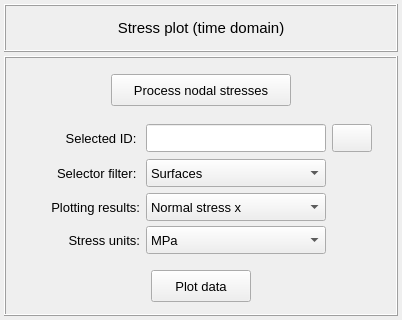
Old version of the form vibra/interface/data/ui_files/plots/structural/structural_stress_2d_plot_time_inputs.ui in the repository MOPT-UFSC/VIBRA.
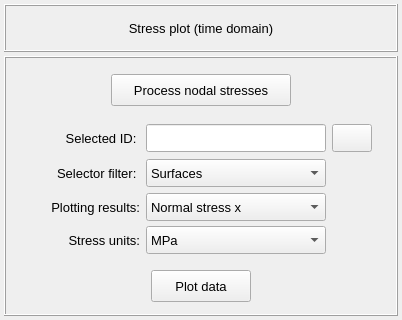
New version of the form. Icons and pictures are not drawn.

What changed in the file:
```diff
--- a/vibra/interface/data/ui_files/plots/structural/structural_stress_2d_plot_time_inputs.ui
+++ b/vibra/interface/data/ui_files/plots/structural/structural_stress_2d_plot_time_inputs.ui
@@ -96,8 +96,8 @@
         </property>
         <property name="font">
          <font>
-          <family>MS Shell Dlg 2</family>
-          <pointsize>11</pointsize>
+          <family>Segoe UI</family>
+          <pointsize>10</pointsize>
           <italic>false</italic>
           <bold>false</bold>
          </font>
```
